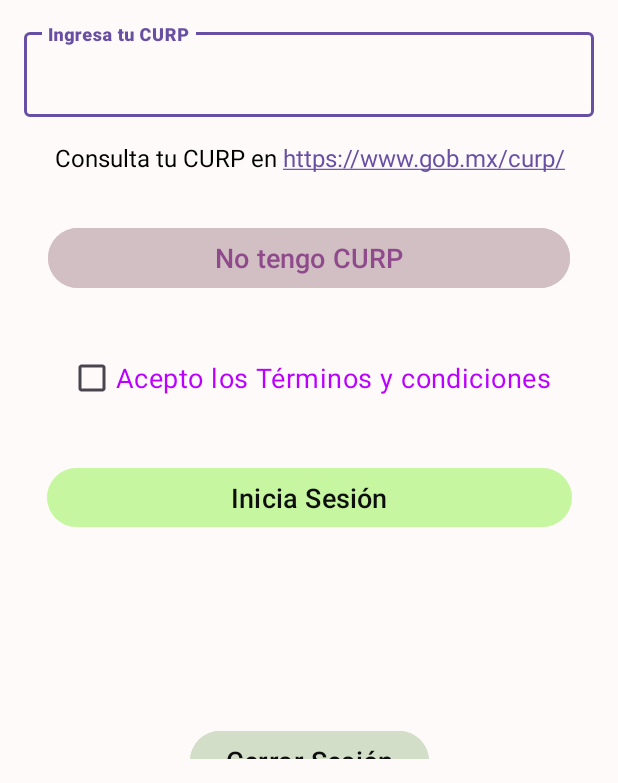
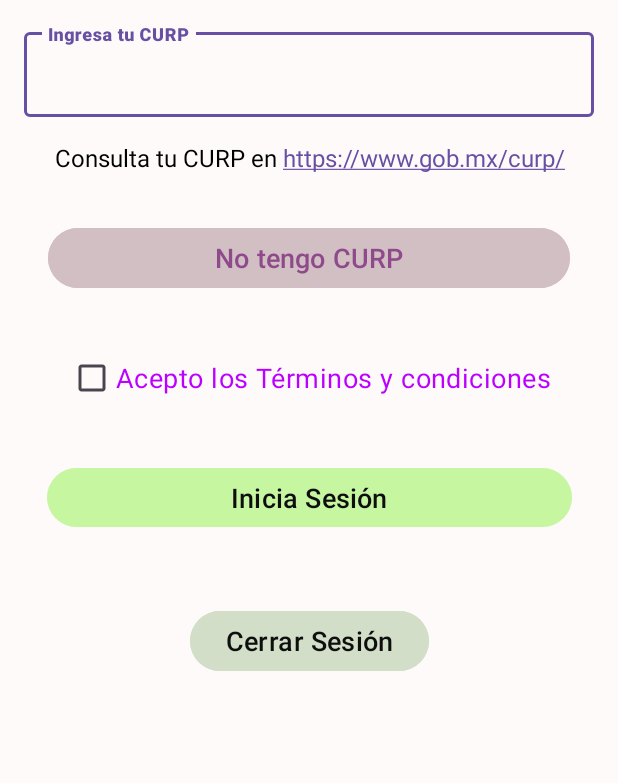
Before and after one commit to Ernesto-Juarez-Torres-A01754887/Dif-App-Cliente, an Android app: the screen it shows after launch (inicia_sesion_curp), on a phone screen of 412 x 824 dp, the part 453-1236 px from its top. Run offline under Robolectric (Android 15) with nearby library versions, the phone set to English and light mode, and no system bars.

Commit message:
Add CODE

```diff
--- a/app/src/main/res/layout/activity_derechos_obligaciones.xml
+++ b/app/src/main/res/layout/activity_derechos_obligaciones.xml
@@ -19,9 +19,11 @@
             <TextView
                 android:id="@+id/textView17"
                 android:layout_width="match_parent"
-                android:layout_height="76dp"
+                android:layout_height="wrap_content"
                 android:gravity="center"
-                android:text="Derechos y obligaciones de las personas que asisten a los Comedores Comunitarios"
+                android:text="Derechos y obligaciones de las personas que asisten a
+                 los Comedores Comunitarios"
+
                 android:textColor="#E91E63"
                 android:textSize="28sp"
                 android:textStyle="bold" />
--- a/app/src/main/res/layout/activity_main.xml
+++ b/app/src/main/res/layout/activity_main.xml
@@ -125,7 +125,7 @@
             android:id="@+id/buttonLogout"
             android:layout_width="wrap_content"
             android:layout_height="wrap_content"
-            android:layout_marginTop="128dp"
+            android:layout_marginTop="48dp"
             android:backgroundTint="#D2DEC8"
             android:onClick="logout"
             android:text="Cerrar Sesión"
```
